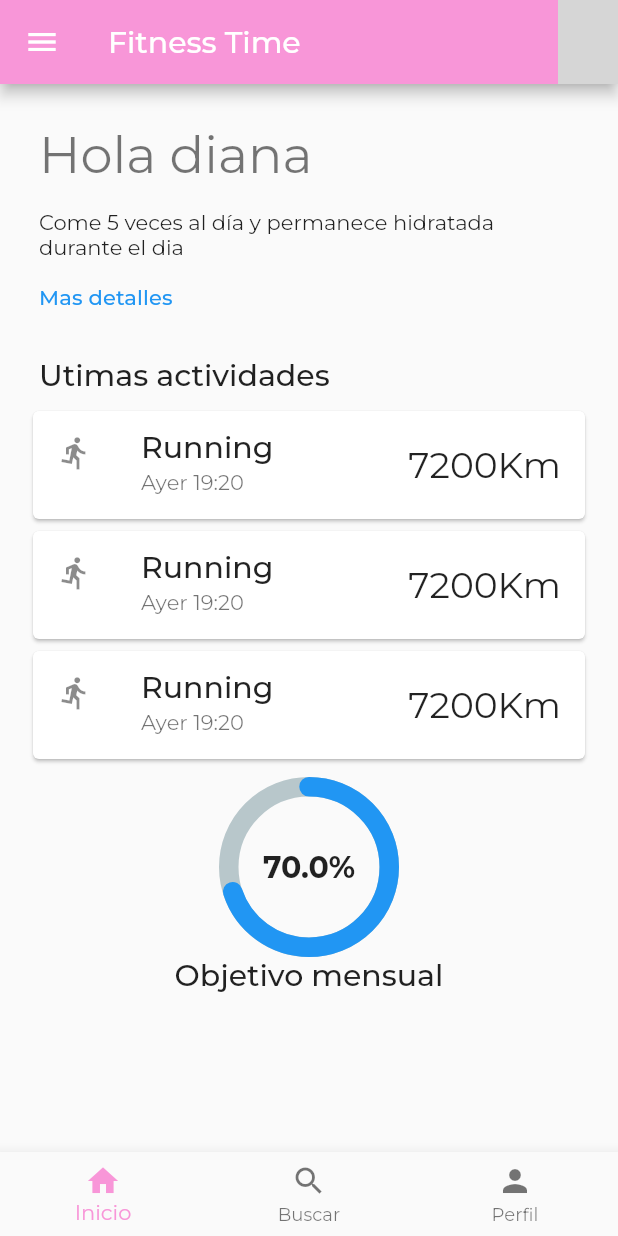
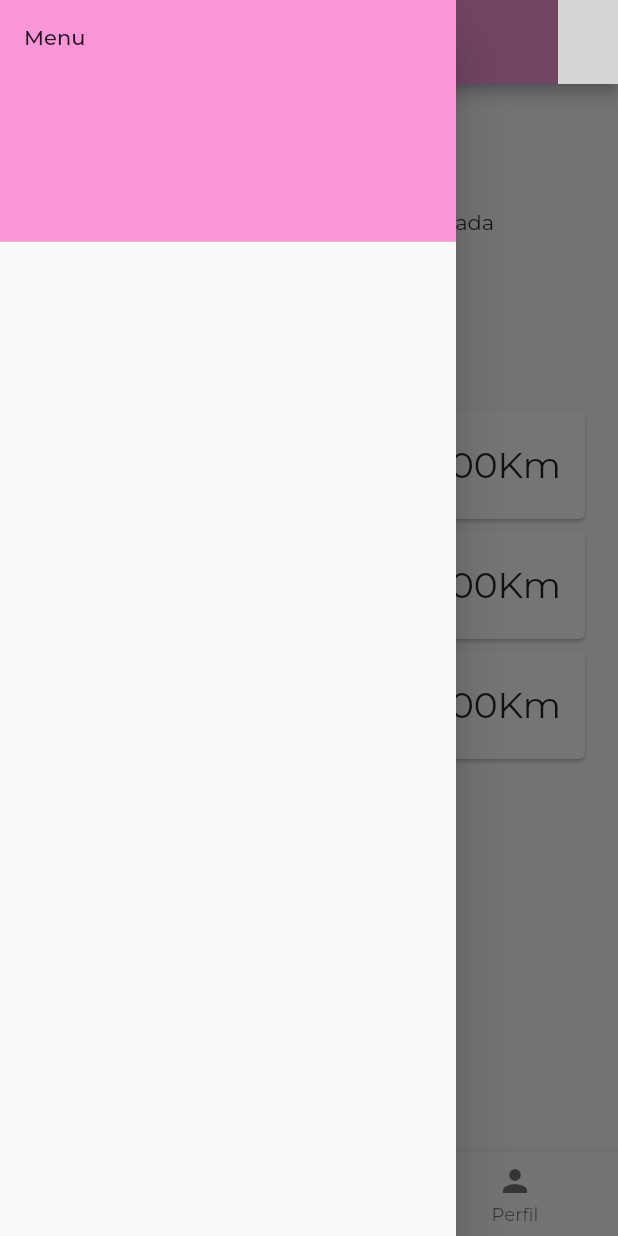
Before and after one commit to xavm29/activitat_avaluacio_1.4, a Flutter app: the screen it shows after launch, with the side drawer open (before the commit the screen has no drawer), on a phone screen of 412 x 824 dp. Run offline on Flutter 3.47's test engine with Material 2 defaults, Android fonts, the phone set to English and light mode, and no system bars; drawn by our look-alikes of percent_indicator; our stand-ins replace google_fonts; network calls fail; grey boxes are pictures that could not be loaded.

Commit message:
Incial projecte limpiar comentarios Primers pasos Implementos colors pero no se como es fan els hex Estructura app Primera pantalla feta sense bottom navigation bar naviagation bar acabada Pantalla acabada menys color mas detalles Navegacio entre pantalles app bar menu Cambiar color mas detalles y espai Pantalla 2 acabada
Final
Final con sizedbox
Final amb modificacions per fer codi mes net
Drawer inicio

```diff
--- a/lib/screens/home.dart
+++ b/lib/screens/home.dart
@@ -25,13 +25,29 @@ class Home extends StatelessWidget {
             ),
           ),
         ],
-        leading: IconButton(
+        /*leading: IconButton(
           onPressed: () {
             Navigator.push(context,
                 MaterialPageRoute(builder: (context) => const ProfilePage()));
           },
           icon: const Icon(Icons.menu),
+        ),*/
+      ),
+      drawer: Drawer(
+        child: ListView(
+          padding: EdgeInsets.zero,
+          children: const [
+            DrawerHeader(
+                decoration: BoxDecoration(
+                  color:Color(0xFFF896D8),
+                ),
+                child: Text("Menu")),
+          ],
+
         ),
+
+
+
       ),
       body: SingleChildScrollView(
         child: Padding(
```
